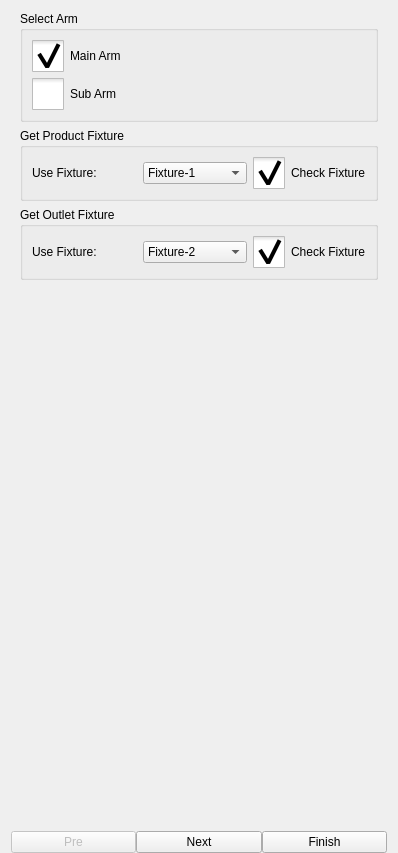
Above: hcinstruction/icprogramguidepage.ui from dongdong-2009/3-5AxisRobot before the change. Below: the same form after it.
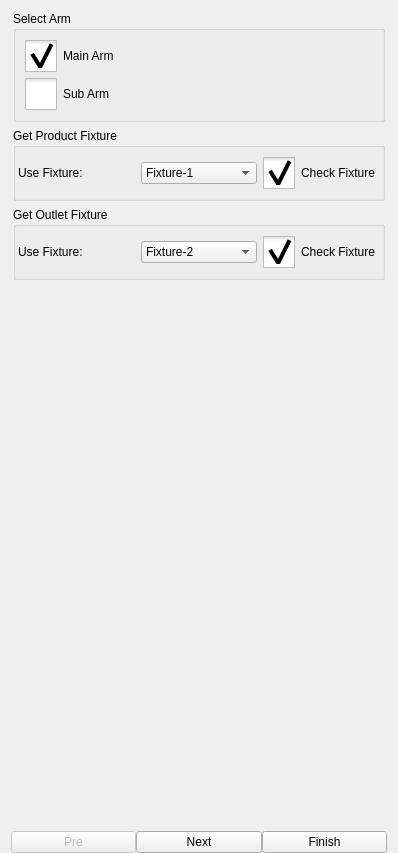
That is the form after the change. Icons and pictures are not drawn. Custom widgets are drawn as their Qt base class.

Diff of the .ui file:
```diff
--- a/hcinstruction/icprogramguidepage.ui
+++ b/hcinstruction/icprogramguidepage.ui
@@ -55,6 +55,12 @@
      </property>
      <widget class="QWidget" name="page1">
       <layout class="QVBoxLayout" name="verticalLayout_13">
+       <property name="leftMargin">
+        <number>2</number>
+       </property>
+       <property name="rightMargin">
+        <number>2</number>
+       </property>
        <item>
         <widget class="QGroupBox" name="selectArmBox">
          <property name="title">
@@ -87,6 +93,12 @@
           <string>Get Product Fixture</string>
          </property>
          <layout class="QHBoxLayout" name="horizontalLayout_2">
+          <property name="leftMargin">
+           <number>2</number>
+          </property>
+          <property name="rightMargin">
+           <number>2</number>
+          </property>
           <item>
            <widget class="QLabel" name="label">
             <property name="text">
@@ -147,6 +159,12 @@
           <string>Get Outlet Fixture</string>
          </property>
          <layout class="QHBoxLayout" name="horizontalLayout_3">
+          <property name="leftMargin">
+           <number>2</number>
+          </property>
+          <property name="rightMargin">
+           <number>2</number>
+          </property>
           <item>
            <widget class="QLabel" name="label_2">
             <property name="text">
```
Left out of the diff: 28 changed lines with no effect on the pictures.
